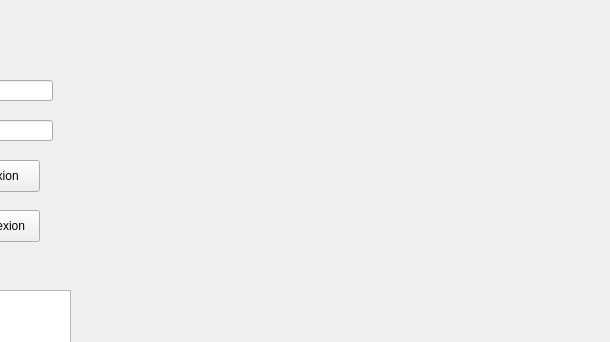
Before: the Qt Designer form C++/ClientTCP/ClientQt.ui in fbotel17/GremontSN2, drawn with Qt 5; both pictures show x 190 to 800 and y 0 to 342 of the 800 by 600 pixel window.
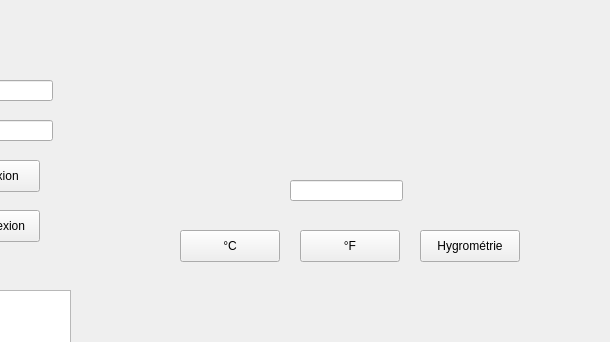
After: the same form once the commit is applied.

Commit message: client tcp fini

```diff
--- a/C++/ClientTCP/ClientQt.ui
+++ b/C++/ClientTCP/ClientQt.ui
@@ -89,8 +89,8 @@
    <widget class="QLabel" name="connectionStatusLabel">
     <property name="geometry">
      <rect>
-      <x>370</x>
-      <y>80</y>
+      <x>270</x>
+      <y>40</y>
       <width>281</width>
       <height>31</height>
      </rect>
@@ -122,6 +122,81 @@
      </rect>
     </property>
    </widget>
+   <widget class="QPushButton" name="celcius">
+    <property name="geometry">
+     <rect>
+      <x>370</x>
+      <y>230</y>
+      <width>100</width>
+      <height>32</height>
+     </rect>
+    </property>
+    <property name="text">
+     <string>°C</string>
+    </property>
+   </widget>
+   <widget class="QPushButton" name="fara">
+    <property name="geometry">
+     <rect>
+      <x>490</x>
+      <y>230</y>
+      <width>100</width>
+      <height>32</height>
+     </rect>
+    </property>
+    <property name="text">
+     <string>°F</string>
+    </property>
+   </widget>
+   <widget class="QPushButton" name="hyg">
+    <property name="geometry">
+     <rect>
+      <x>610</x>
+      <y>230</y>
+      <width>100</width>
+      <height>32</height>
+     </rect>
+    </property>
+    <property name="text">
+     <string>Hygrométrie</string>
+    </property>
+   </widget>
+   <widget class="QLineEdit" name="numCapteur">
+    <property name="geometry">
+     <rect>
+      <x>480</x>
+      <y>180</y>
+      <width>113</width>
+      <height>21</height>
+     </rect>
+    </property>
+   </widget>
+   <widget class="QLabel" name="reponseServ">
+    <property name="geometry">
+     <rect>
+      <x>340</x>
+      <y>280</y>
+      <width>431</width>
+      <height>71</height>
+     </rect>
+    </property>
+    <property name="text">
+     <string/>
+    </property>
+   </widget>
+   <widget class="QLabel" name="messErreur">
+    <property name="geometry">
+     <rect>
+      <x>360</x>
+      <y>140</y>
+      <width>341</width>
+      <height>31</height>
+     </rect>
+    </property>
+    <property name="text">
+     <string/>
+    </property>
+   </widget>
   </widget>
   <widget class="QMenuBar" name="menubar">
    <property name="geometry">
```
Left out of the diff: 51 changed lines with no effect on the pictures. The commit also changes 11 other files.
